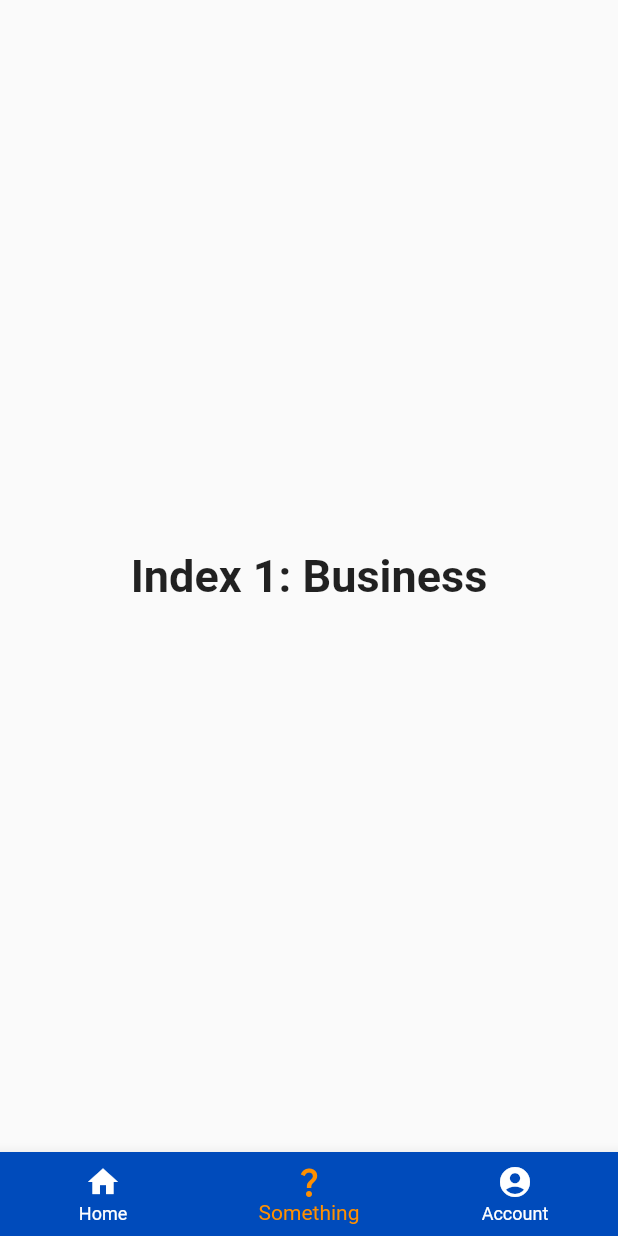
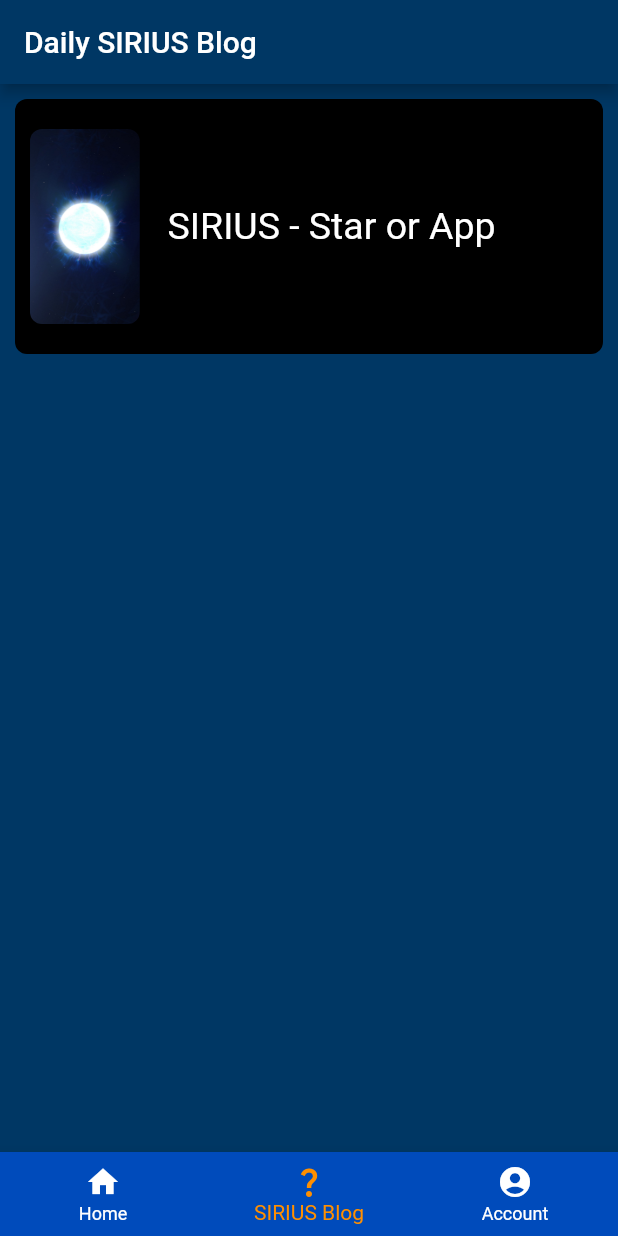
Before and after one commit to dr-programmer/HackTues8---TE-AM-new, a Flutter app: the screen it shows after launch, item 2 of the bottom bar chosen, on a phone screen of 412 x 824 dp. Run offline on Flutter 3.47's test engine with Material 2 defaults, Android fonts, the light colour scheme and no system bars.

Commit message:
Added the blog page and imrovements at the home page.

```diff
--- /dev/null
+++ b/sirius/lib/BlogPage.dart
@@ -0,0 +1,83 @@
+import 'package:flutter/material.dart';
+
+void main() => runApp(
+      const MaterialApp(
+        home: InfoCard(),
+      ),
+    );
+
+class InfoCard extends StatelessWidget {
+  const InfoCard({Key? key}) : super(key: key);
+
+  @override
+  Widget build(BuildContext context) {
+    return Scaffold(
+        backgroundColor: Color.fromARGB(255, 0, 55, 100),
+        appBar: AppBar(
+          title: const Text('Daily SIRIUS Blog'),
+          backgroundColor: Color.fromARGB(255, 0, 55, 100),
+        ),
+        body: Column(
+          children: <Widget>[
+            SafeArea(
+              child: Padding(
+                padding: const EdgeInsets.all(10),
+                child: ClipRRect(
+                  borderRadius: BorderRadius.circular(8),
+                  child: Container(
+                    color: Color.fromARGB(255, 0, 0, 0),
+                    height: 170,
+                    width: 1000,
+                    child: GestureDetector(
+                        onTap: () {
+                          Navigator.push(
+                              context,
+                              MaterialPageRoute(
+                                  builder: (context) => const SecondPage()));
+                        },
+                        child: Row(
+                          children: [
+                            const SizedBox(
+                              width: 10,
+                            ),
+                            ClipRRect(
+                                borderRadius: BorderRadius.circular(8),
+                                child: Image.asset(
+                                  'Images/SIRIUS.jpg',
+                                  height: 130,
+                                )),
+                            const Text(
+                              '   SIRIUS - Star or App',
+                              style:
+                                  TextStyle(fontSize: 25, color: Colors.white),
+                            ),
+                          ],
+                        )),
+                  ),
+                ),
+              ),
+            ),
+          ],
+        ));
+  }
+}
+
+class SecondPage extends StatelessWidget {
+  const SecondPage({Key? key}) : super(key: key);
+
+  @override
+  Widget build(BuildContext context) {
+    return Scaffold(
+      backgroundColor: Color.fromARGB(255, 0, 55, 100),
+      appBar: AppBar(
+        backgroundColor: Color.fromARGB(255, 0, 55, 100),
+        title: const Text('Serious'),
+        centerTitle: true,
+      ),
+      body: const Center(
+        child: Text('You are interested in this topic?',
+            style: TextStyle(color: Colors.white)),
+      ),
+    );
+  }
+}
--- a/sirius/lib/main.dart
+++ b/sirius/lib/main.dart
@@ -2,6 +2,7 @@ import 'package:flutter/material.dart';
 import 'package:flutter/rendering.dart';
 import 'profile.dart';
 import 'homepage.dart';
+import 'BlogPage.dart';
 
 void main() => runApp(const MyApp());
 
@@ -32,10 +33,7 @@ class _MyStatefulWidgetState extends State<MyStatefulWidget> {
       TextStyle(fontSize: 30, fontWeight: FontWeight.bold);
   static const List<Widget> _widgetOptions = <Widget>[
     myHomePage(),
-    Text(
-      'Index 1: Business',
-      style: optionStyle,
-    ),
+    InfoCard(),
     NinjaCard(),
   ];
 
@@ -61,7 +59,7 @@ class _MyStatefulWidgetState extends State<MyStatefulWidget> {
           ),
           BottomNavigationBarItem(
             icon: Icon(Icons.question_mark),
-            label: 'Something',
+            label: 'SIRIUS Blog',
             backgroundColor: Colors.purple,
           ),
           BottomNavigationBarItem(
--- a/sirius/pubspec.yaml
+++ b/sirius/pubspec.yaml
@@ -58,6 +58,7 @@ flutter:
   uses-material-design: true
   assets:
     - Images/GALAXYPHOTO.jpg
+    - Images/SIRIUS.jpg
 
   # To add assets to your application, add an assets section, like this:
   # assets:
```
Also changed, not shown: sirius/lib/PopUp.dart (+34 -1 lines), sirius/lib/homepage.dart (+20 -16 lines), sirius/Images/SIRIUS.jpg (added).
